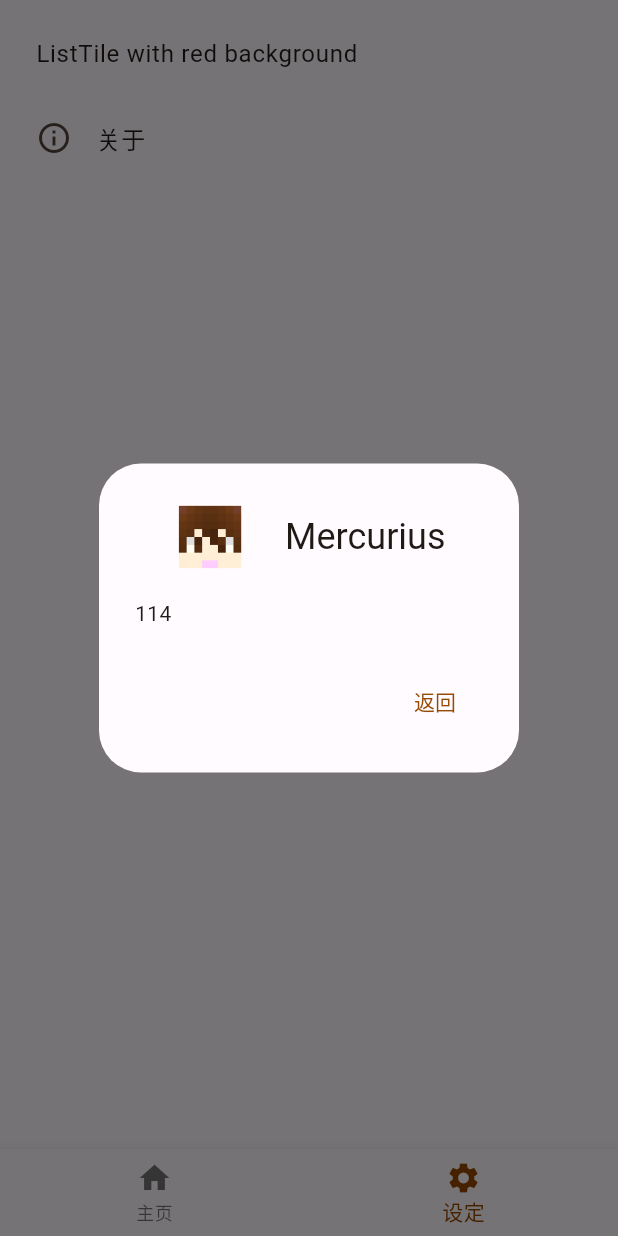
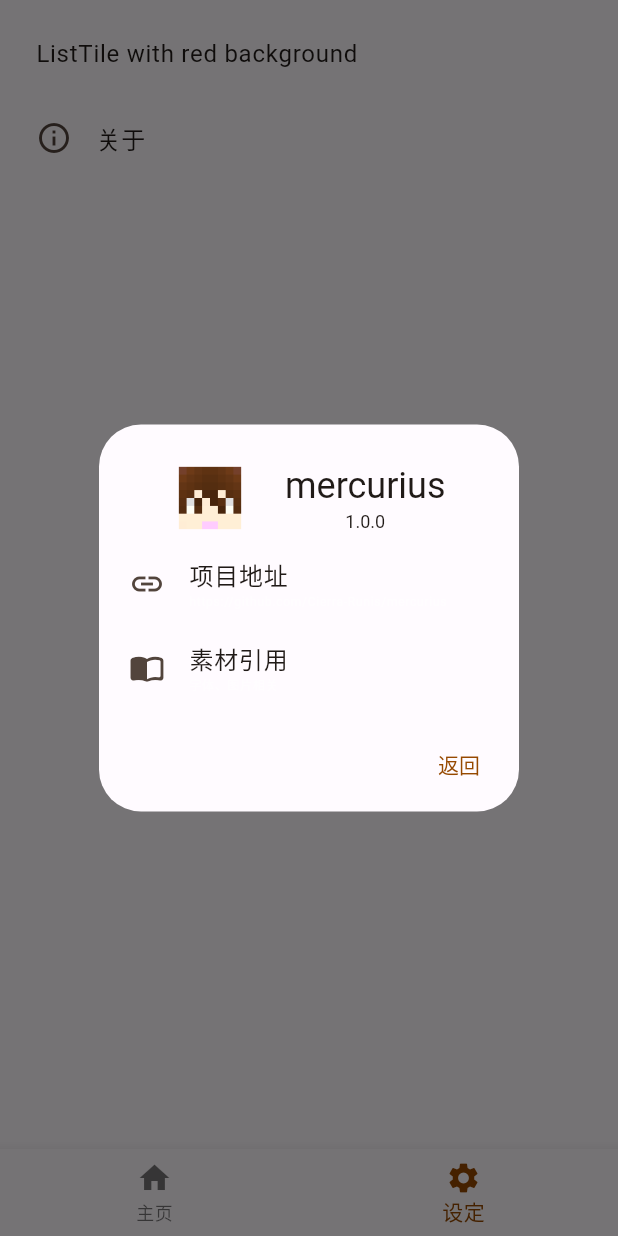
Before and after one commit to Cierra-Runis/mercurius, a Flutter app: the screen it shows after launch, item 2 of the bottom bar chosen, after a tap on "关于", on a phone screen of 412 x 824 dp. Run offline on Flutter 3.47's test engine with Material 2 defaults, Android fonts, the phone set to English and light mode, and no system bars; our stand-ins replace package_info_plus; Roboto replaces fonts that are missing (HarmonyOS_Sans_SC).

Commit message:
添加功能🌍️ 1. 添加部分 设定>关于 界面内容，成功显示程序名、版本号，成功创建外部链接

```diff
--- a/lib/pages/home_page.dart
+++ b/lib/pages/home_page.dart
@@ -10,6 +10,8 @@ class HomePage extends StatefulWidget {
 class _HomePageState extends State<HomePage> {
   @override
   Widget build(BuildContext context) {
-    return Container();
+    return SafeArea(
+      child: Container(),
+    );
   }
 }
--- a/lib/pages/setting_page.dart
+++ b/lib/pages/setting_page.dart
@@ -1,5 +1,5 @@
 import 'package:flutter/material.dart';
-import 'package:package_info/package_info.dart';
+import 'package:mercurius/widgets/about.dart';
 
 class SettingPage extends StatefulWidget {
   const SettingPage({super.key});
@@ -21,41 +21,18 @@ class _SettingPageState extends State<SettingPage> {
           ListTile(
             leading: const Icon(Icons.info_outline),
             title: const Text('关于'),
-            onTap: () => _aboutUs(context),
+            onTap: () => _about(context),
           ),
         ],
       ),
     );
   }
 
-  Future<void> _aboutUs(BuildContext context) {
+  Future<void> _about(BuildContext context) {
     return showDialog<void>(
       context: context,
       builder: (BuildContext context) {
-        return AlertDialog(
-          title: Row(
-            mainAxisAlignment: MainAxisAlignment.spaceEvenly,
-            children: const <Widget>[
-              Image(
-                image: AssetImage('assets/icon/icon.png'),
-                height: 50,
-              ),
-              Text('Mercurius'),
-            ],
-          ),
-          content: const Text('114'),
-          actions: <Widget>[
-            TextButton(
-              style: TextButton.styleFrom(
-                textStyle: Theme.of(context).textTheme.labelLarge,
-              ),
-              child: const Text('返回'),
-              onPressed: () {
-                Navigator.of(context).pop();
-              },
-            ),
-          ],
-        );
+        return const About();
       },
     );
   }
--- /dev/null
+++ b/lib/widgets/about.dart
@@ -0,0 +1,118 @@
+import 'package:flutter/material.dart';
+import 'package:package_info_plus/package_info_plus.dart';
+import 'package:url_launcher/url_launcher_string.dart';
+
+const String _url = 'https://github.com/Cierra-Runis/mercurius';
+
+class About extends StatefulWidget {
+  const About({super.key});
+
+  @override
+  State<About> createState() => _AboutState();
+}
+
+class _AboutState extends State<About> {
+  PackageInfo _packageInfo = PackageInfo(
+    appName: 'Unknown',
+    packageName: 'Unknown',
+    version: 'Unknown',
+    buildNumber: 'Unknown',
+  );
+
+  @override
+  void initState() {
+    super.initState();
+    _initPackageInfo();
+  }
+
+  Future<void> _initPackageInfo() async {
+    final info = await PackageInfo.fromPlatform();
+    setState(() {
+      _packageInfo = info;
+    });
+  }
+
+  @override
+  Widget build(BuildContext context) {
+    return AlertDialog(
+      title: Row(
+        mainAxisAlignment: MainAxisAlignment.spaceEvenly,
+        children: <Widget>[
+          const Image(
+            image: AssetImage('assets/icon/icon.png'),
+            height: 50,
+          ),
+          Column(
+            children: [
+              Text(_packageInfo.appName),
+              Text(
+                _packageInfo.version,
+                style: const TextStyle(
+                  fontSize: 12,
+                ),
+              ),
+            ],
+          ),
+        ],
+      ),
+      content: ListView(
+        shrinkWrap: true,
+        children: <Widget>[
+          ListTile(
+            leading: const Icon(Icons.link),
+            title: Column(
+              mainAxisSize: MainAxisSize.min,
+              crossAxisAlignment: CrossAxisAlignment.start,
+              children: const <Widget>[
+                Text('项目地址'),
+                Text(
+                  _url,
+                  style: TextStyle(
+                    fontSize: 8,
+                    color: Colors.white54,
+                  ),
+                ),
+              ],
+            ),
+            onTap: () {
+              launchUrlString(
+                _url,
+                mode: LaunchMode.externalApplication,
+              );
+            },
+          ),
+          ListTile(
+            leading: const Icon(Icons.import_contacts_rounded),
+            title: Column(
+              mainAxisSize: MainAxisSize.min,
+              crossAxisAlignment: CrossAxisAlignment.start,
+              children: const <Widget>[
+                Text('素材引用'),
+                Text(
+                  '字体、图片相关',
+                  style: TextStyle(
+                    fontSize: 8,
+                    color: Colors.white54,
+                  ),
+                )
+              ],
+            ),
+          )
+        ],
+      ),
+      actions: <Widget>[
+        TextButton(
+          style: TextButton.styleFrom(
+            textStyle: Theme.of(context).textTheme.labelLarge,
+          ),
+          child: const Text('返回'),
+          onPressed: () {
+            Navigator.of(context).pop();
+          },
+        ),
+      ],
+      contentPadding: const EdgeInsets.all(4),
+      actionsPadding: const EdgeInsets.all(8),
+    );
+  }
+}
--- a/pubspec.yaml
+++ b/pubspec.yaml
@@ -12,7 +12,8 @@ dependencies:
   flutter:
     sdk: flutter
   cupertino_icons: ^1.0.2
-  package_info: ^2.0.2
+  package_info_plus: ^3.0.1
+  url_launcher: ^6.1.6
 
 dev_dependencies:
   flutter_test:
```
Also changed, not shown: pubspec.lock, 7 other files.
